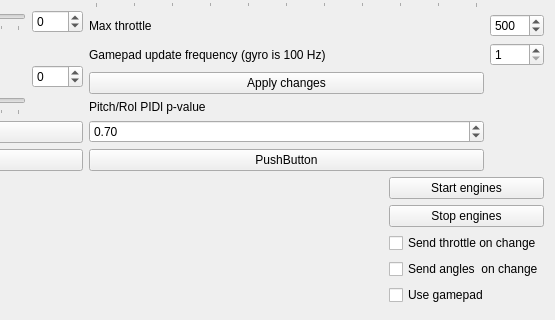
debnera/arduino-quadcopter, file FlightController/Python/GraphicalController/gui.ui: the form before one commit; both pictures show x 336 to 891 and y 141 to 461 of the 891 by 680 pixel window.
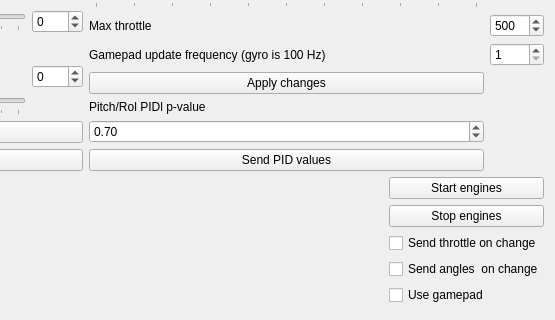
The form after the commit.

Commit message: GraphicalController: Changed the description of a button.

```diff
--- a/FlightController/Python/GraphicalController/gui.ui
+++ b/FlightController/Python/GraphicalController/gui.ui
@@ -396,7 +396,7 @@
      <item row="11" column="0">
       <widget class="QPushButton" name="send_PID">
        <property name="text">
-        <string>PushButton</string>
+        <string>Send PID values</string>
        </property>
       </widget>
      </item>
```
